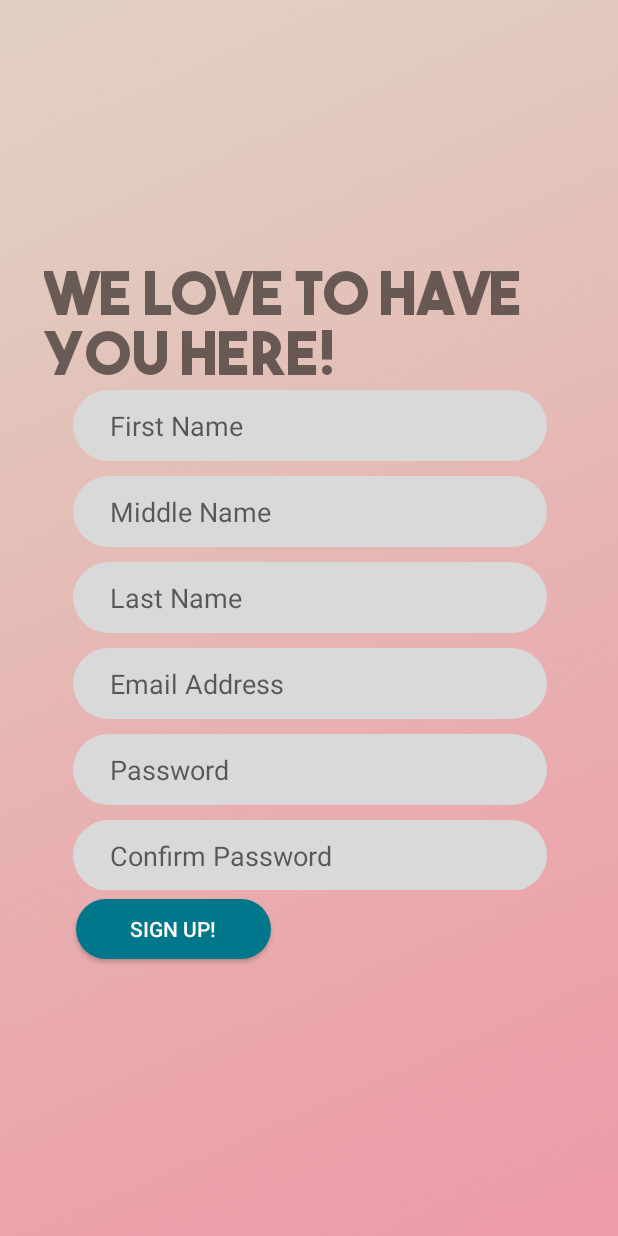
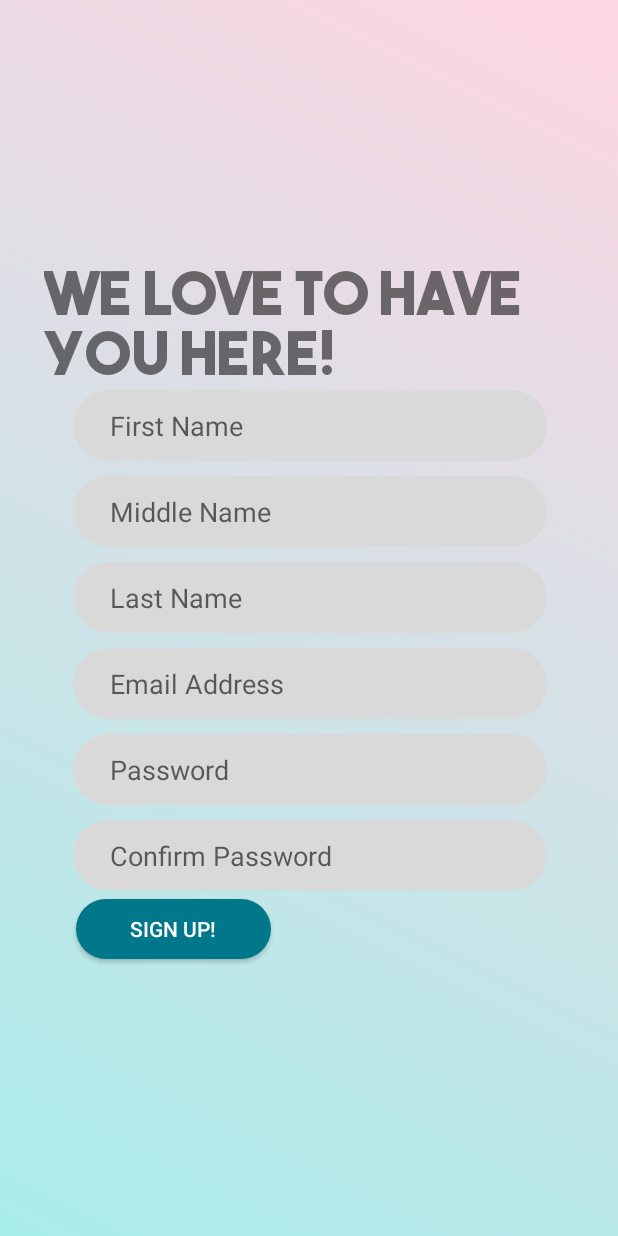
Before and after one commit to JhopatSantiago/SayPresent, an Android app: the SignUp screen opened directly, with no data from a screen before it, on a phone screen of 412 x 824 dp. Run offline under Robolectric (Android 15) with nearby library versions, the phone set to English and light mode, and no system bars.

Commit message:
UPDATE: Change the video loop color
Included the change of the sign up moving gradient color

```diff
--- a/app/src/main/java/com/example/saypresent/SignUp.java
+++ b/app/src/main/java/com/example/saypresent/SignUp.java
@@ -3,11 +3,13 @@ package com.example.saypresent;
 import androidx.appcompat.app.AlertDialog;
 import androidx.appcompat.app.AppCompatActivity;
 import androidx.appcompat.app.AppCompatDialogFragment;
+import androidx.constraintlayout.widget.ConstraintLayout;
 
 import android.app.Dialog;
 import android.app.ProgressDialog;
 import android.content.DialogInterface;
 import android.content.Intent;
+import android.graphics.drawable.AnimationDrawable;
 import android.os.Bundle;
 import android.os.Handler;
 import android.text.TextUtils;
@@ -56,6 +58,12 @@ public class SignUp extends AppCompatActivity {
         sign_up_button = (Button) findViewById(R.id.sign_up);
 
         spinner.setVisibility(View.GONE);
+
+        ConstraintLayout constraintLayout = findViewById(R.id.Layout2);
+        AnimationDrawable animationDrawable = (AnimationDrawable) constraintLayout.getBackground();
+        animationDrawable.setEnterFadeDuration(2000);
+        animationDrawable.setExitFadeDuration(4000);
+        animationDrawable.start();
     }
 
 
--- a/app/src/main/res/drawable-xxhdpi/moving_gradient.xml
+++ b/app/src/main/res/drawable-xxhdpi/moving_gradient.xml
@@ -2,6 +2,6 @@
 <shape xmlns:android="http://schemas.android.com/apk/res/android">
     <gradient
         android:angle="225"
-        android:endColor="#ddd6f3"
-        android:startColor="#facca8" />
+        android:endColor="#a8edea"
+        android:startColor="#fed6e3" />
 </shape>
--- a/app/src/main/res/drawable-xxhdpi/moving_gradient_2.xml
+++ b/app/src/main/res/drawable-xxhdpi/moving_gradient_2.xml
@@ -2,6 +2,6 @@
 <shape xmlns:android="http://schemas.android.com/apk/res/android">
     <gradient
         android:angle="135"
-        android:endColor="#ec6f66"
-        android:startColor="#f3a183" />
+        android:endColor="#c1dfc4"
+        android:startColor="#deecdd" />
 </shape>
--- a/app/src/main/res/drawable-xxhdpi/moving_gradient_3.xml
+++ b/app/src/main/res/drawable-xxhdpi/moving_gradient_3.xml
@@ -2,6 +2,6 @@
 <shape xmlns:android="http://schemas.android.com/apk/res/android">
     <gradient
         android:angle="45"
-        android:endColor="#ba5370"
-        android:startColor="#f4e2d8"/>
+        android:endColor="#d299c2"
+        android:startColor="#fef9d7"/>
 </shape>
--- a/app/src/main/res/layout/activity_sign_up.xml
+++ b/app/src/main/res/layout/activity_sign_up.xml
@@ -5,7 +5,8 @@
     android:layout_width="match_parent"
     android:layout_height="match_parent"
     tools:context=".SignUp"
-    android:background="@drawable/background1">
+    android:id="@+id/Layout2"
+    android:background="@drawable/gradient_list">
 
     <ProgressBar
         android:id="@+id/progress_circular"
```
Also changed, not shown: app/src/main/res/layout/activity_login.xml (+20 -34 lines), app/src/main/res/drawable-v24/merge_saypresent.png (added).
